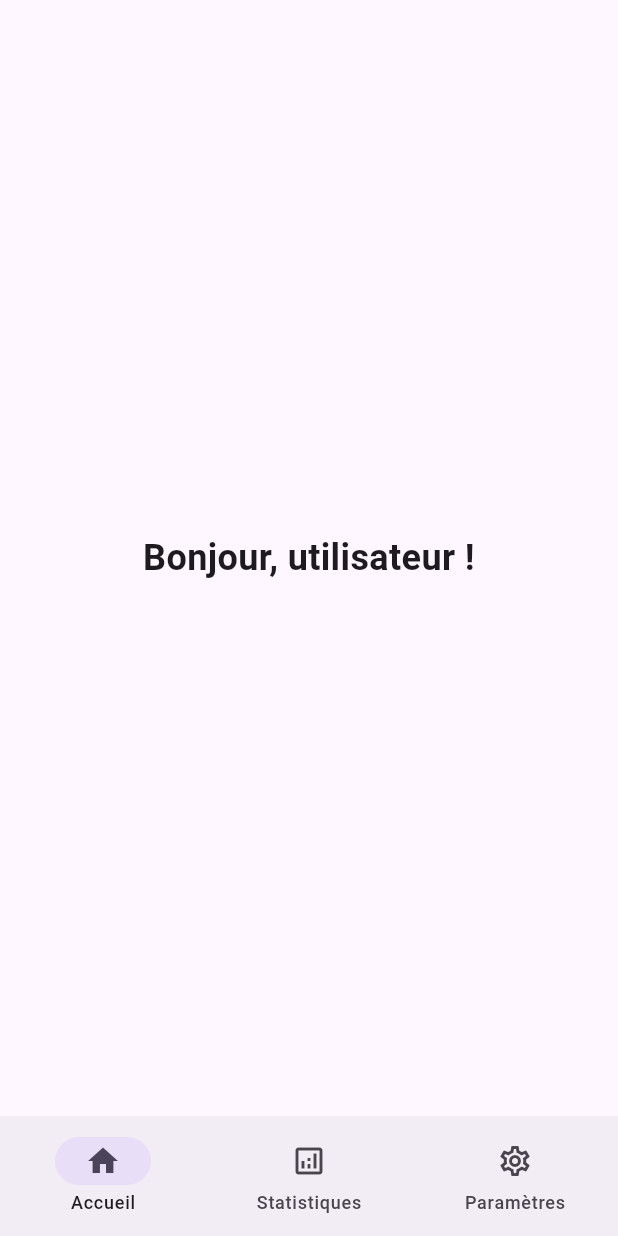
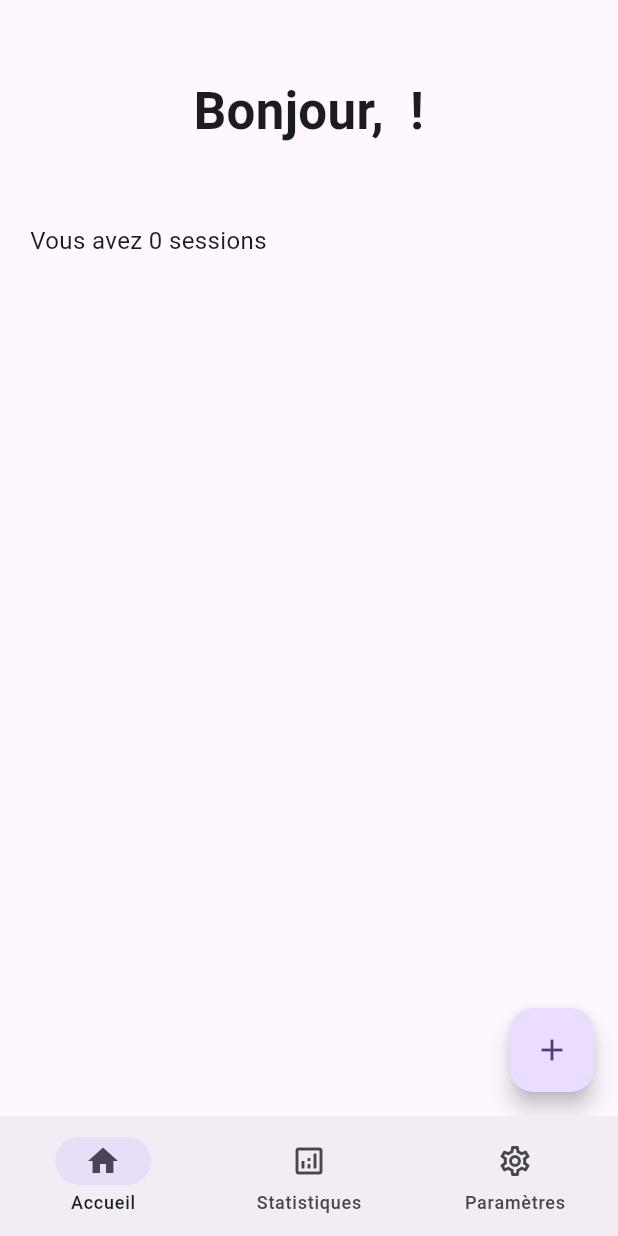
Before and after one commit to lynn2910/Carnet-Prise, a Flutter app: the screen it shows after launch, on a phone screen of 412 x 824 dp. Run offline on Flutter 3.47's test engine with Material 3 defaults, Android fonts, the phone set to English and light mode, and no system bars; our stand-ins replace go_router, isar, shared_preferences; accounts and stored records are empty; generated files the repository leaves out were written again.

Commit message:
feat(sessions): Create Session

```diff
--- a/lib/main.dart
+++ b/lib/main.dart
@@ -1,3 +1,4 @@
+import 'package:carnet_prise/repositories/session_repository.dart';
 import 'package:carnet_prise/router.dart';
 import 'package:carnet_prise/repositories/isar_service.dart';
 import 'package:carnet_prise/repositories/theme_manager.dart';
@@ -15,6 +16,9 @@ void main() {
       providers: [
         ChangeNotifierProvider(create: (context) => ThemeManager()),
         Provider<IsarService>(create: (context) => isarService),
+        Provider<SessionRepository>(
+          create: (context) => SessionRepository(context.read<IsarService>()),
+        ),
       ],
       child: const App(),
     ),
--- a/lib/pages/home_page.dart
+++ b/lib/pages/home_page.dart
@@ -1,4 +1,9 @@
+import 'package:carnet_prise/models/session.dart';
+import 'package:carnet_prise/repositories/session_repository.dart';
+import 'package:carnet_prise/widgets/sessions/session_list.dart';
 import 'package:flutter/material.dart';
+import 'package:go_router/go_router.dart';
+import 'package:provider/provider.dart';
 import 'package:shared_preferences/shared_preferences.dart';
 
 class HomeScreen extends StatefulWidget {
@@ -9,12 +14,15 @@ class HomeScreen extends StatefulWidget {
 }
 
 class _HomeScreenState extends State<HomeScreen> {
-  String _username = "utilisateur";
+  late SessionRepository _sessionRepository;
+  List<Session> _sessions = [];
+  String _username = "";
 
   @override
   void initState() {
     super.initState();
     _loadUsername();
+    _loadSessions();
   }
 
   Future<void> _loadUsername() async {
@@ -27,15 +35,52 @@ class _HomeScreenState extends State<HomeScreen> {
     }
   }
 
+  Future<void> _loadSessions() async {
+    final sessions = await _sessionRepository.getAllSessions();
+    setState(() {
+      _sessions = sessions;
+    });
+  }
+
   @override
   Widget build(BuildContext context) {
-    return SafeArea(
-      child: Center(
-        child: Text(
-          "Bonjour, $_username !",
-          style: TextStyle(fontSize: 24, fontWeight: FontWeight.bold),
-          textAlign: TextAlign.center,
+    return Scaffold(
+      body: SafeArea(
+        child: Column(
+          crossAxisAlignment: CrossAxisAlignment.start,
+          children: [
+            // Title
+            Padding(
+              padding: const EdgeInsets.symmetric(vertical: 50),
+              child: Center(
+                child: Text(
+                  "Bonjour, $_username !",
+                  style: const TextStyle(
+                    fontSize: 34,
+                    fontWeight: FontWeight.bold,
+                  ),
+                  textAlign: TextAlign.center,
+                ),
+              ),
+            ),
+            // Number of sessions
+            Padding(
+              padding: const EdgeInsets.only(left: 20.0, bottom: 20.0),
+              child: Text(
+                "Vous avez ${_sessions.length} sessions",
+                style: const TextStyle(fontSize: 16),
+              ),
+            ),
+            // Sessions
+            Expanded(child: SessionList(sessions: _sessions)),
+          ],
         ),
+      ),
+      floatingActionButton: FloatingActionButton(
+        onPressed: () {
+          context.pushNamed("create_session");
+        },
+        child: const Icon(Icons.add),
       ),
     );
   }
--- a/lib/router.dart
+++ b/lib/router.dart
@@ -1,7 +1,10 @@
 import 'package:carnet_prise/pages/home_page.dart';
+import 'package:carnet_prise/pages/sessions/add_session_screen.dart';
+import 'package:carnet_prise/pages/sessions/session_details_screen.dart';
 import 'package:carnet_prise/pages/statistics_page.dart';
 import 'package:carnet_prise/pages/settings_page.dart';
 import 'package:carnet_prise/widgets/navigation/bottom_navigation.dart';
+import 'package:flutter/cupertino.dart';
 import 'package:go_router/go_router.dart';
 
 final router = GoRouter(
@@ -16,6 +19,20 @@ final router = GoRouter(
           path: '/',
           name: "home",
           builder: (context, state) => const HomeScreen(),
+          routes: [
+            GoRoute(
+              path: "/session/create",
+              name: "create_session",
+              builder: (context, state) => const AddSessionScreen(),
+            ),
+            GoRoute(
+              path: "/session/:id",
+              builder: (context, state) {
+                final sessionId = int.parse(state.pathParameters['id']!);
+                return SessionDetailsScreen(sessionId: sessionId);
+              },
+            ),
+          ],
         ),
         GoRoute(
           path: '/statistics',
--- /dev/null
+++ b/lib/widgets/sessions/session_list.dart
@@ -0,0 +1,26 @@
+import 'package:carnet_prise/models/session.dart';
+import 'package:flutter/material.dart';
+
+class SessionList extends StatefulWidget {
+  // Déclarez la variable 'sessions' comme 'final'
+  final List<Session> sessions;
+
+  // Ajoutez un constructeur qui prend 'sessions' en paramètre
+  const SessionList({super.key, required this.sessions});
+
+  @override
+  State<SessionList> createState() => _SessionListState();
+}
+
+class _SessionListState extends State<SessionList> {
+  @override
+  Widget build(BuildContext context) {
+    return ListView.builder(
+      itemCount: widget.sessions.length,
+      itemBuilder: (context, index) {
+        final session = widget.sessions[index];
+        return ListTile(title: Text(session.id.toString()));
+      },
+    );
+  }
+}
--- a/pubspec.yaml
+++ b/pubspec.yaml
@@ -20,12 +20,12 @@ dependencies:
       name: isar
       url: https://pub.isar-community.dev/
     version: ^3.0.0
-
   isar_flutter_libs:
     hosted:
       name: isar_flutter_libs
       url: https://pub.isar-community.dev/
     version: ^3.0.0
+  intl: ^0.20.2
 
 dev_dependencies:
   flutter_test:
```
Also changed, not shown: lib/pages/sessions/add_session_screen.dart (added, +235 -0 lines), lib/pages/sessions/session_details_screen.dart (added, +80 -0 lines), lib/repositories/session_repository.dart (added, +109 -0 lines), lib/repositories/catch_repository.dart (added), lib/repositories/fisherman_repository.dart (added), pubspec.lock.
